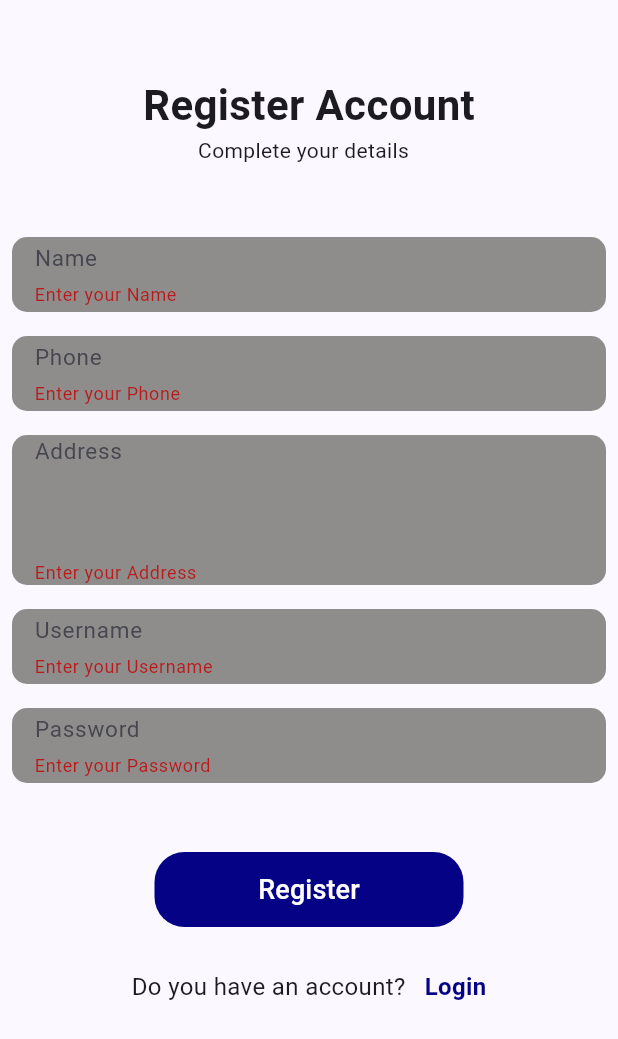
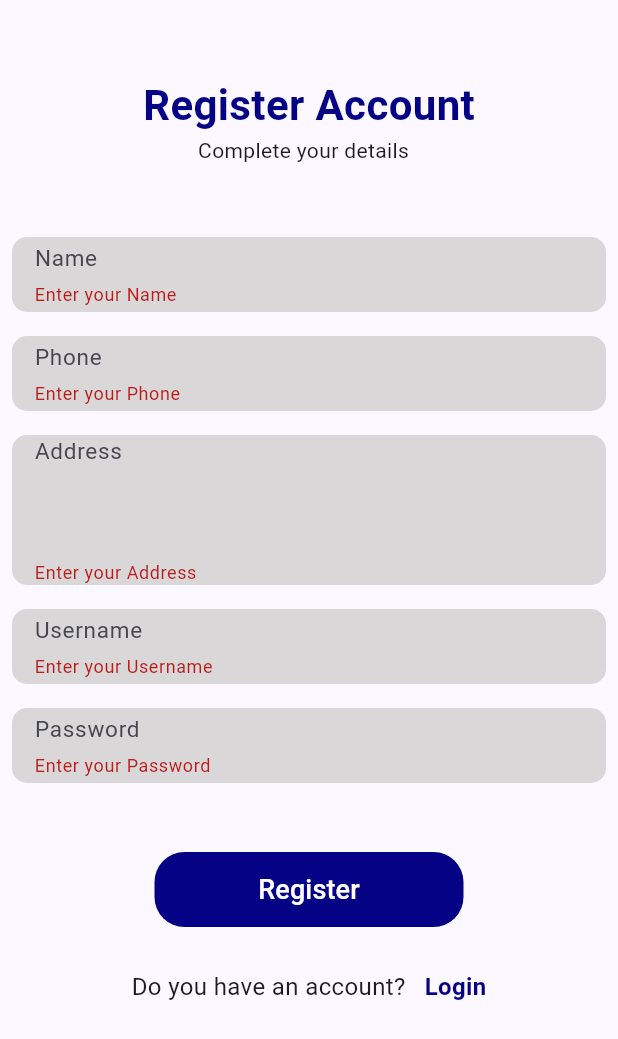
Before and after one commit to yahiyam/cyra_ecommerce, a Flutter app: the RegistrationPage screen opened directly, after a tap on "Register", on a phone screen of 412 x 824 dp. Shown: the top 1039 px of the screen. Run offline on Flutter 3.47's test engine with Material 3 defaults, Android fonts, the light colour scheme and no system bars; our stand-ins replace shared_preferences; accounts and stored records are empty.

Commit message:
Some error fixes

```diff
--- a/lib/api.dart
+++ b/lib/api.dart
@@ -6,7 +6,7 @@ class Apis {
 // Method : POST
 
   static const String register =
-      "http://bootcamp.cyralearnings.com/registration.php(username,password)";
+      "http://bootcamp.cyralearnings.com/registration.php";
 // Arguments:
 // username
 // name
--- a/lib/constants.dart
+++ b/lib/constants.dart
@@ -1,3 +1,7 @@
 import 'package:flutter/material.dart';
+import 'package:shared_preferences/shared_preferences.dart';
 
 const Color mainColor = Color.fromARGB(255, 5, 2, 390);
+const Color fieldColor = Color.fromARGB(255, 217, 215, 215);
+
+SharedPreferences? pref;
--- a/lib/main.dart
+++ b/lib/main.dart
@@ -1,8 +1,11 @@
 import 'package:cyra_ecommerce/constants.dart';
 import 'package:cyra_ecommerce/login.dart';
 import 'package:flutter/material.dart';
+import 'package:shared_preferences/shared_preferences.dart';
 
-void main() {
+void main() async {
+  WidgetsFlutterBinding.ensureInitialized();
+  pref = await SharedPreferences.getInstance();
   runApp(const MyApp());
 }
 
--- a/lib/registration.dart
+++ b/lib/registration.dart
@@ -7,7 +7,6 @@ import 'package:cyra_ecommerce/login.dart';
 import 'package:cyra_ecommerce/pages/home.dart';
 import 'package:flutter/material.dart';
 import 'package:http/http.dart' as http;
-import 'package:shared_preferences/shared_preferences.dart';
 
 class RegistrationPage extends StatefulWidget {
   const RegistrationPage({super.key});
@@ -17,10 +16,15 @@ class RegistrationPage extends StatefulWidget {
 }
 
 class _RegistrationPageState extends State<RegistrationPage> {
+  String? name, phone, address, username, password;
+  final GlobalKey<FormState> _formKey = GlobalKey<FormState>();
+
   @override
   Widget build(BuildContext context) {
-    String? name, phone, address, username, password;
-    final GlobalKey<FormState> formKey = GlobalKey<FormState>();
+    setPref() async {
+      pref?.setBool('isLoggedIn', true);
+      pref?.setString('username', username!);
+    }
 
     register(String name, phone, address, username, password) async {
       dynamic result;
@@ -36,7 +40,7 @@ class _RegistrationPageState extends State<RegistrationPage> {
         body: loginData,
       );
       if (response.statusCode == 200) {
-        if (response.body.contains('succuss') && context.mounted) {
+        if (response.body.contains('success') && context.mounted) {
           log('registration successfully completed');
 
           Navigator.of(context).push(MaterialPageRoute(
@@ -60,13 +64,14 @@ class _RegistrationPageState extends State<RegistrationPage> {
               'Register Account',
               style: TextStyle(
                 fontSize: 28,
+                color: mainColor,
                 fontWeight: FontWeight.bold,
               ),
             ),
             const Text('Complete your details  \n'),
             const SizedBox(height: 20),
             Form(
-              key: formKey,
+              key: _formKey,
               child: Column(
                 children: [
                   Padding(
@@ -75,7 +80,7 @@ class _RegistrationPageState extends State<RegistrationPage> {
                       height: 50,
                       width: MediaQuery.sizeOf(context).width,
                       decoration: const BoxDecoration(
-                          color: Color.fromARGB(255, 143, 141, 140),
+                          color: fieldColor,
                           borderRadius: BorderRadius.all(Radius.circular(10))),
                       child: Padding(
                         padding: const EdgeInsets.symmetric(horizontal: 15),
@@ -86,9 +91,7 @@ class _RegistrationPageState extends State<RegistrationPage> {
                               hintText: 'Name',
                             ),
                             onChanged: (value) {
-                              setState(() {
-                                name = value;
-                              });
+                              name = value;
                             },
                             validator: (value) {
                               if (value!.isEmpty) {
@@ -107,7 +110,7 @@ class _RegistrationPageState extends State<RegistrationPage> {
                       height: 50,
                       width: MediaQuery.sizeOf(context).width,
                       decoration: const BoxDecoration(
-                          color: Color.fromARGB(255, 143, 141, 140),
+                          color: fieldColor,
                           borderRadius: BorderRadius.all(Radius.circular(10))),
                       child: Padding(
                         padding: const EdgeInsets.symmetric(horizontal: 15),
@@ -119,9 +122,7 @@ class _RegistrationPageState extends State<RegistrationPage> {
                             ),
                             keyboardType: TextInputType.phone,
                             onChanged: (value) {
-                              setState(() {
-                                phone = value;
-                              });
+                              phone = value;
                             },
                             validator: (value) {
                               if (value!.isEmpty) {
@@ -142,7 +143,7 @@ class _RegistrationPageState extends State<RegistrationPage> {
                       height: 100,
                       width: MediaQuery.sizeOf(context).width,
                       decoration: const BoxDecoration(
-                          color: Color.fromARGB(255, 143, 141, 140),
+                          color: fieldColor,
                           borderRadius: BorderRadius.all(Radius.circular(10))),
                       child: Padding(
                         padding: const EdgeInsets.symmetric(horizontal: 15),
@@ -154,9 +155,7 @@ class _RegistrationPageState extends State<RegistrationPage> {
                               hintText: 'Address',
                             ),
                             onChanged: (value) {
-                              setState(() {
-                                address = value;
-                              });
+                              address = value;
                             },
                             validator: (value) {
                               if (value!.isEmpty) {
@@ -175,7 +174,7 @@ class _RegistrationPageState extends State<RegistrationPage> {
                       height: 50,
                       width: MediaQuery.sizeOf(context).width,
                       decoration: const BoxDecoration(
-                          color: Color.fromARGB(255, 143, 141, 140),
+                          color: fieldColor,
                           borderRadius: BorderRadius.all(Radius.circular(10))),
                       child: Padding(
                         padding: const EdgeInsets.symmetric(horizontal: 15),
@@ -186,9 +185,7 @@ class _RegistrationPageState extends State<RegistrationPage> {
                               hintText: 'Username',
                             ),
                             onChanged: (value) {
-                              setState(() {
-                                username = value;
-                              });
+                              username = value;
                             },
                             validator: (value) {
                               if (value!.isEmpty) {
@@ -207,7 +204,7 @@ class _RegistrationPageState extends State<RegistrationPage> {
                       height: 50,
                       width: MediaQuery.sizeOf(context).width,
                       decoration: const BoxDecoration(
-                          color: Color.fromARGB(255, 143, 141, 140),
+                          color: fieldColor,
                           borderRadius: BorderRadius.all(Radius.circular(10))),
                       child: Padding(
                         padding: const EdgeInsets.symmetric(horizontal: 15),
@@ -218,9 +215,7 @@ class _RegistrationPageState extends State<RegistrationPage> {
                               hintText: 'Password',
                             ),
                             onChanged: (value) {
-                              setState(() {
-                                password = value;
-                              });
+                              password = value;
                             },
                             validator: (value) {
                               if (value!.isEmpty) {
@@ -248,22 +243,14 @@ class _RegistrationPageState extends State<RegistrationPage> {
                           backgroundColor: mainColor,
                         ),
                         onPressed: () async {
-                          if (formKey.currentState!.validate()) {
-                            log('name = $name');
-                            log('phone = $phone');
-                            log('address = $address');
-                            log('username = $username');
-                            log('password = $password');
+                          if (_formKey.currentState!.validate()) {
                             register(
                               name!,
                               phone,
                               address,
                               username,
                               password,
-                            );
-                            final pref = await SharedPreferences.getInstance();
-                            pref.setBool('isLoggedIn', true);
-                            pref.setString('username', username!);
+                            ).then((value) => setPref());
                           }
                         },
                         child: const Text(
@@ -286,7 +273,8 @@ class _RegistrationPageState extends State<RegistrationPage> {
                       ),
                       GestureDetector(
                         onTap: () {
-                          Navigator.of(context).push(MaterialPageRoute(
+                          Navigator.of(context)
+                              .pushReplacement(MaterialPageRoute(
                             builder: (context) => const LoginPage(),
                           ));
                         },
```
Also changed, not shown: lib/login.dart (+9 -23 lines), lib/pages/home.dart (+27 -1 lines).
